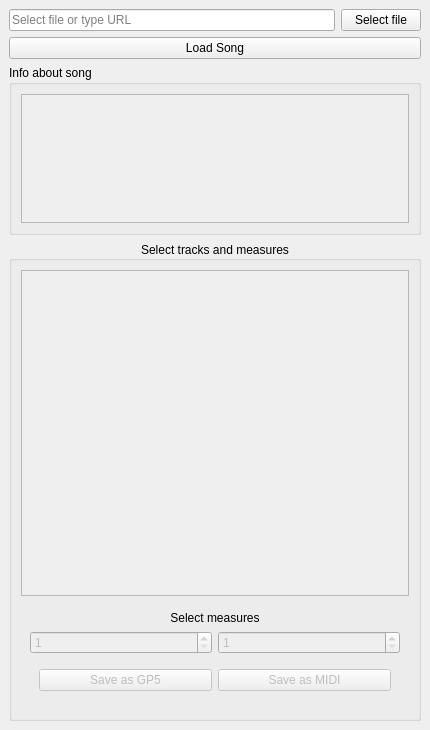
Old version of the form window.ui in the repository 4DERT/SimpleTablatureEditor.
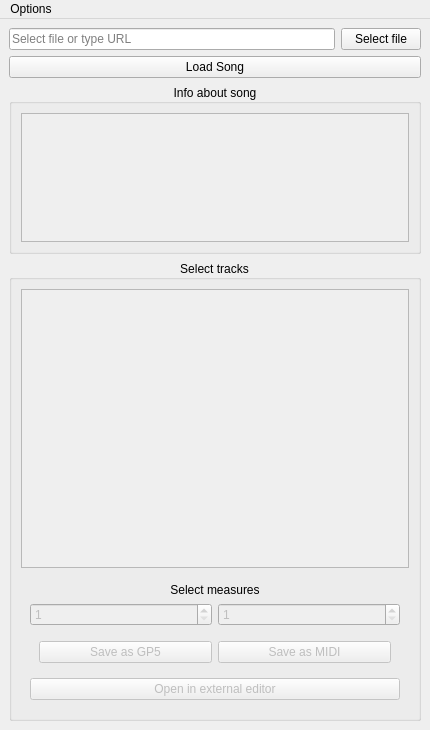
New version of the form. Icons and pictures are not drawn.

Commit message: add open in external editor button

The edit to the form file:
```diff
--- a/window.ui
+++ b/window.ui
@@ -22,7 +22,7 @@
     <item row="3" column="0" colspan="2">
      <widget class="QGroupBox" name="groupBox_2">
       <property name="title">
-       <string>Select tracks and measures</string>
+       <string>Select tracks</string>
       </property>
       <property name="alignment">
        <set>Qt::AlignCenter</set>
@@ -39,7 +39,7 @@
             <x>0</x>
             <y>0</y>
             <width>388</width>
-            <height>278</height>
+            <height>208</height>
            </rect>
           </property>
           <layout class="QVBoxLayout" name="verticalLayout_3">
@@ -129,6 +129,16 @@
             </layout>
            </widget>
           </item>
+          <item row="3" column="0" rowspan="2" colspan="2">
+           <widget class="QPushButton" name="button_external_editor">
+            <property name="enabled">
+             <bool>false</bool>
+            </property>
+            <property name="text">
+             <string>Open in external editor</string>
+            </property>
+           </widget>
+          </item>
          </layout>
         </widget>
        </item>
@@ -153,6 +163,9 @@
       <property name="title">
        <string>Info about song</string>
       </property>
+      <property name="alignment">
+       <set>Qt::AlignCenter</set>
+      </property>
       <layout class="QGridLayout" name="gridLayout_2">
        <item row="0" column="0">
         <widget class="QScrollArea" name="scrollArea">
@@ -208,6 +221,49 @@
     </item>
    </layout>
   </widget>
+  <widget class="QMenuBar" name="menuBar">
+   <property name="geometry">
+    <rect>
+     <x>0</x>
+     <y>0</y>
+     <width>430</width>
+     <height>30</height>
+    </rect>
+   </property>
+   <widget class="QMenu" name="menu_options">
+    <property name="title">
+     <string>Options</string>
+    </property>
+    <widget class="QMenu" name="men_select_lenguage">
+     <property name="title">
+      <string>Select lenguage</string>
+     </property>
+     <addaction name="actionEnglish"/>
+     <addaction name="actionPolish"/>
+    </widget>
+    <addaction name="men_select_lenguage"/>
+    <addaction name="action_open_in_external_editor"/>
+   </widget>
+   <addaction name="menu_options"/>
+  </widget>
+  <action name="actionEnglish">
+   <property name="text">
+    <string>English</string>
+   </property>
+  </action>
+  <action name="actionPolish">
+   <property name="text">
+    <string>Polish</string>
+   </property>
+  </action>
+  <action name="action_open_in_external_editor">
+   <property name="text">
+    <string>Open in external Editor</string>
+   </property>
+   <property name="shortcut">
+    <string>Ctrl+E</string>
+   </property>
+  </action>
  </widget>
  <resources/>
  <connections/>
```
Left out of the diff: 20 changed lines with no effect on the pictures. The commit also changes 6 other files.
